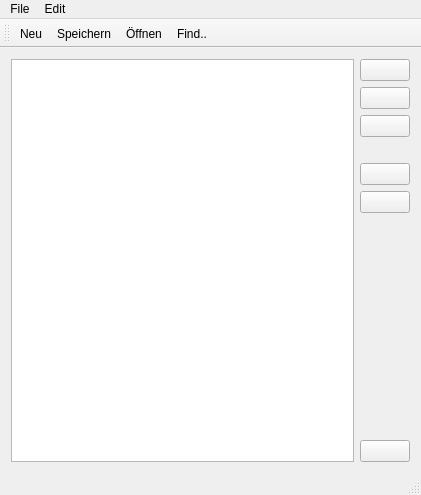
Old version of the form mainwindow.ui in the repository hugo204/cookbook.
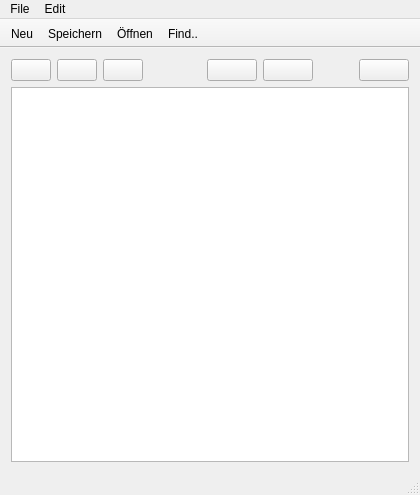
New version of the form. Icons and pictures are not drawn.

Diff of the .ui file:
```diff
--- a/mainwindow.ui
+++ b/mainwindow.ui
@@ -6,22 +6,33 @@
    <rect>
     <x>0</x>
     <y>0</y>
-    <width>421</width>
+    <width>420</width>
     <height>495</height>
    </rect>
   </property>
+  <property name="sizePolicy">
+   <sizepolicy hsizetype="Preferred" vsizetype="Minimum">
+    <horstretch>0</horstretch>
+    <verstretch>0</verstretch>
+   </sizepolicy>
+  </property>
+  <property name="minimumSize">
+   <size>
+    <width>420</width>
+    <height>0</height>
+   </size>
+  </property>
   <property name="tabShape">
    <enum>QTabWidget::Rounded</enum>
   </property>
   <widget class="QWidget" name="centralWidget">
    <layout class="QHBoxLayout" name="horizontalLayout">
     <item>
-     <widget class="QListWidget" name="listWidget"/>
-    </item>
+     <layout class="QVBoxLayout" name="verticalLayout_4">
     <item>
-     <layout class="QVBoxLayout" name="verticalLayout">
+       <layout class="QHBoxLayout" name="horizontalLayout_4">
       <item>
-       <layout class="QVBoxLayout" name="verticalLayout_3">
+         <layout class="QHBoxLayout" name="horizontalLayout_2">
         <item>
          <widget class="QPushButton" name="add_pushButton">
           <property name="sizePolicy">
@@ -106,23 +117,20 @@
        </layout>
       </item>
       <item>
-       <spacer name="verticalSpacer">
+         <spacer name="horizontalSpacer">
         <property name="orientation">
-         <enum>Qt::Vertical</enum>
-        </property>
-        <property name="sizeType">
-         <enum>QSizePolicy::Minimum</enum>
+           <enum>Qt::Horizontal</enum>
         </property>
         <property name="sizeHint" stdset="0">
          <size>
-          <width>20</width>
+            <width>40</width>
           <height>20</height>
          </size>
         </property>
        </spacer>
       </item>
       <item>
-       <layout class="QVBoxLayout" name="verticalLayout_2">
+         <layout class="QHBoxLayout" name="horizontalLayout_3">
         <item>
          <widget class="QPushButton" name="pushButton_3">
           <property name="minimumSize">
@@ -167,14 +175,14 @@
          </widget>
         </item>
         <item>
-         <spacer name="verticalSpacer_2">
+           <spacer name="horizontalSpacer_2">
           <property name="orientation">
-           <enum>Qt::Vertical</enum>
+             <enum>Qt::Horizontal</enum>
           </property>
           <property name="sizeHint" stdset="0">
            <size>
-            <width>20</width>
-            <height>40</height>
+              <width>40</width>
+              <height>20</height>
            </size>
           </property>
          </spacer>
@@ -203,30 +211,20 @@
       </item>
      </layout>
     </item>
+      <item>
+       <widget class="QListWidget" name="listWidget"/>
+      </item>
+     </layout>
+    </item>
    </layout>
   </widget>
   <widget class="QStatusBar" name="statusBar"/>
-  <widget class="QToolBar" name="toolBar">
-   <property name="windowTitle">
-    <string>toolBar</string>
-   </property>
-   <attribute name="toolBarArea">
-    <enum>TopToolBarArea</enum>
-   </attribute>
-   <attribute name="toolBarBreak">
-    <bool>false</bool>
-   </attribute>
-   <addaction name="actionNew"/>
-   <addaction name="actionSave"/>
-   <addaction name="actionOpen"/>
-   <addaction name="actionFind"/>
-  </widget>
   <widget class="QMenuBar" name="menuBar">
    <property name="geometry">
     <rect>
      <x>0</x>
      <y>0</y>
-     <width>421</width>
+     <width>420</width>
      <height>22</height>
     </rect>
    </property>
@@ -248,6 +246,24 @@
    <addaction name="menuFile"/>
    <addaction name="menuEdit"/>
   </widget>
+  <widget class="QToolBar" name="toolBar_2">
+   <property name="windowTitle">
+    <string>toolBar_2</string>
+   </property>
+   <property name="movable">
+    <bool>false</bool>
+   </property>
+   <attribute name="toolBarArea">
+    <enum>TopToolBarArea</enum>
+   </attribute>
+   <attribute name="toolBarBreak">
+    <bool>false</bool>
+   </attribute>
+   <addaction name="actionNew"/>
+   <addaction name="actionSave"/>
+   <addaction name="actionOpen"/>
+   <addaction name="actionFind"/>
+  </widget>
   <action name="actionSave">
    <property name="icon">
     <iconset resource="myres.qrc">
```
Left out of the diff: 6 changed lines with no effect on the pictures. Lines whose indentation alone changed are shown as unchanged.
